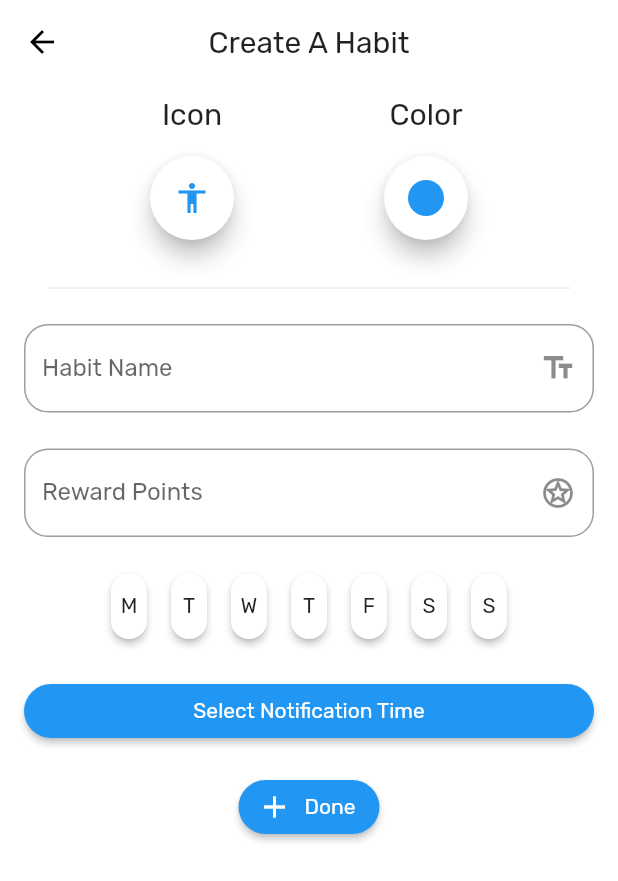
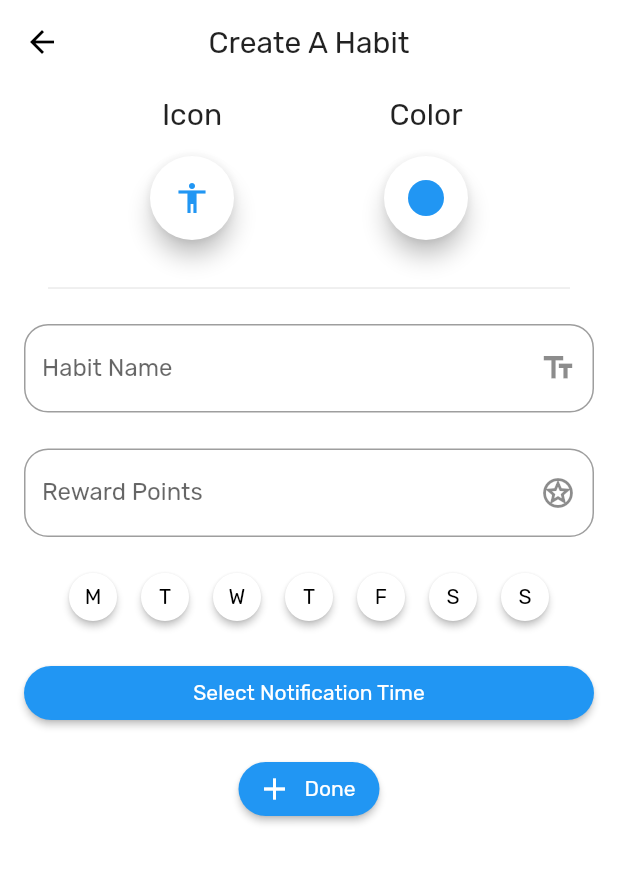
Before and after one commit to ThundR67/HabitFlow, a Flutter app: the CreateHabit screen opened by its route, on a phone screen of 412 x 824 dp. Shown: the top 881 px of the screen. Run offline on Flutter 3.47's test engine with Material 2 defaults, Android fonts, the phone set to English and light mode, and no system bars; our stand-ins replace audioplayers, confetti, easy_localization, firebase_analytics, flutter_colorpicker, flutter_local_notifications and 9 more; missing offline and left inert: firebase_admob, firebase_analytics_web, firebase_core_web, flutter_iconpicker, global_configuration, shared_preferences_web and 1 more; accounts and stored records are empty; generated files the repository leaves out were written again.

Commit message:
Fixed weekday picker

```diff
--- a/lib/components/weekdays_picker.dart
+++ b/lib/components/weekdays_picker.dart
@@ -1,5 +1,6 @@
 import 'package:flutter/material.dart';
 import 'package:habitflow/resources/strings.dart';
+import 'package:tinycolor/tinycolor.dart';
 
 /// A picker to allow user to pick weekdays.
 ///
@@ -37,7 +38,8 @@ class _WeekdaysPickerState extends State<WeekdaysPicker> {
   @override
   Widget build(BuildContext context) {
     return Container(
-      height: 60,
+      alignment: Alignment.center,
+      height: 48,
       child: ListView.builder(
         shrinkWrap: true,
         scrollDirection: Axis.horizontal,
@@ -76,21 +78,18 @@ class _Day extends StatelessWidget {
 
   @override
   Widget build(BuildContext context) {
-    const BorderRadius _radius = BorderRadius.all(Radius.circular(100));
-    return CircleAvatar(
-      backgroundColor: Colors.transparent,
-      radius: 20,
-      child: InkWell(
-        onTap: () => onSelect(index),
-        borderRadius: _radius,
-        child: Card(
-          elevation: isSelected ? 8 : 2,
-          margin: const EdgeInsets.all(8.0),
-          color: isSelected ? activeColor : Theme.of(context).cardColor,
-          shape: const RoundedRectangleBorder(borderRadius: _radius),
-          child: Center(
-            child: Text(weekdays[index - 1][0]),
-          ),
+    final Color color = isSelected ? activeColor : Theme.of(context).cardColor;
+    return Container(
+      padding: const EdgeInsets.symmetric(vertical: 8.0),
+      child: ButtonTheme(
+        minWidth: 0,
+        child: RaisedButton(
+          elevation: isSelected ? 4 : 2,
+          onPressed: () => onSelect(index),
+          textColor: TinyColor(color).isLight() ? Colors.black : Colors.white,
+          color: isSelected ? color : Theme.of(context).cardTheme.color,
+          shape: const CircleBorder(),
+          child: Text(weekdays[index - 1][0]),
         ),
       ),
     );
--- a/lib/screens/create_habit.dart
+++ b/lib/screens/create_habit.dart
@@ -29,7 +29,7 @@ class _CreateHabitState extends State<CreateHabit> {
   final GlobalKey<FormState> _formKey = GlobalKey<FormState>();
   final TextEditingController _nameController = TextEditingController();
   final TextEditingController _pointsController = TextEditingController();
-  List<int> _activeDays = <int>[];
+  List<int> _activeDays = [];
   IconData _icon = emptyIcon;
   Color _color;
   HabitsBloc _bloc;
@@ -115,7 +115,7 @@ class _CreateHabitState extends State<CreateHabit> {
                     ),
                     const SizedBox(height: 16.0),
                     WeekdaysPicker(
-                      onChange: (List<int> days) => _activeDays = days,
+                      onChange: (days) => _activeDays = days,
                       color: _color,
                     ),
                     const SizedBox(height: 16.0),
```
Also changed, not shown: 1 other file.
